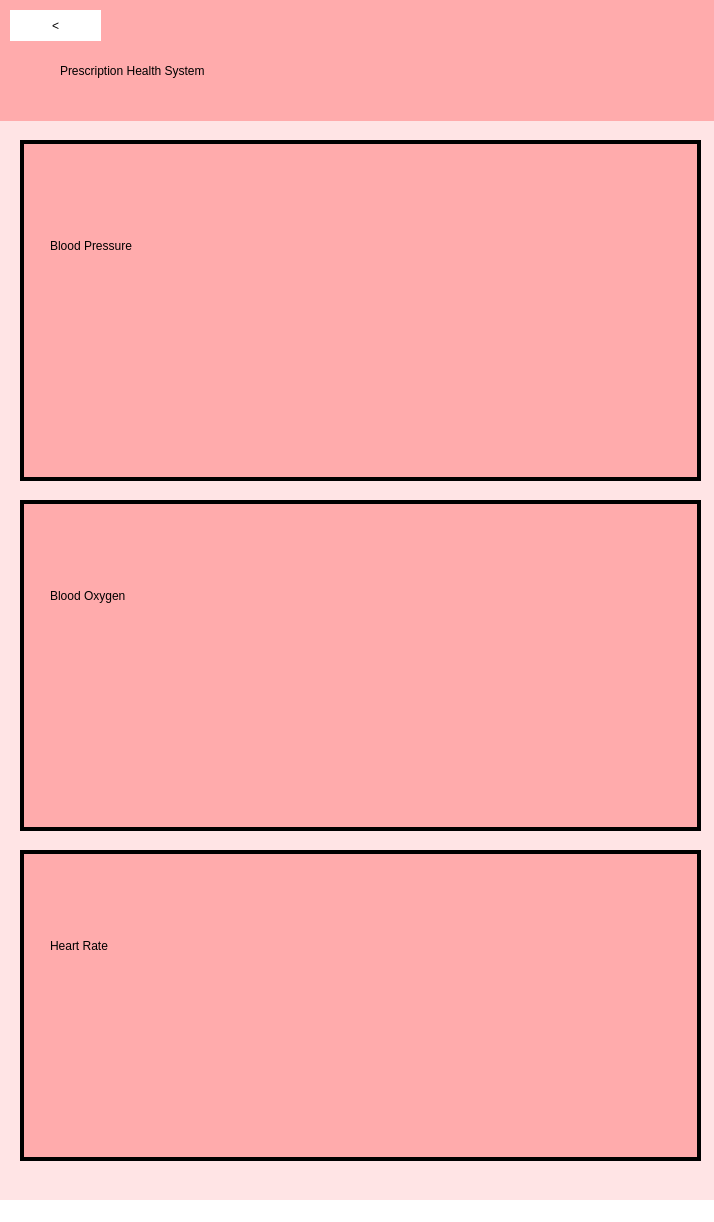
Above: UI/PHS_Heart_Health.ui from NaryanSambhi/CSCN72030---Sec3---Group2 before the change. Below: the same form after it.
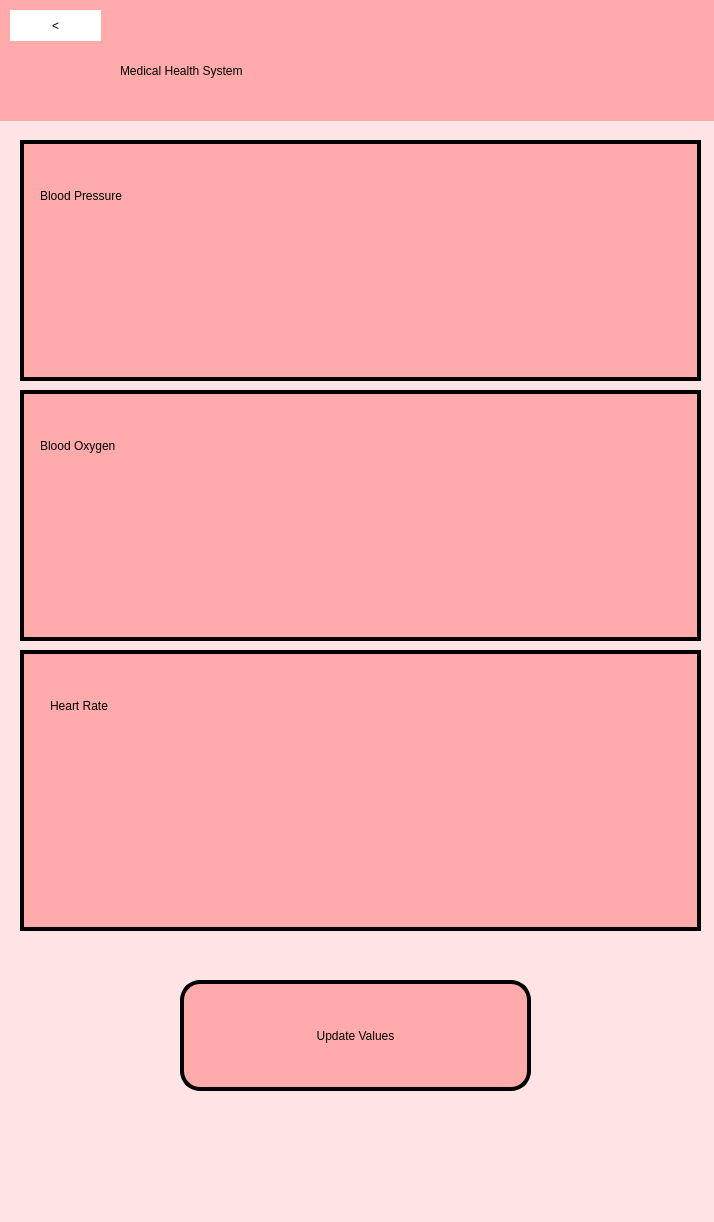
That is the form after the change. Icons and pictures are not drawn.

The edit to the form file:
```diff
--- a/UI/PHS_Heart_Health.ui
+++ b/UI/PHS_Heart_Health.ui
@@ -35,7 +35,7 @@
        <x>20</x>
        <y>170</y>
        <width>681</width>
-       <height>341</height>
+       <height>241</height>
       </rect>
      </property>
      <property name="styleSheet">
@@ -46,10 +46,10 @@
      <widget class="QLabel" name="bloodpressure">
       <property name="geometry">
        <rect>
-        <x>470</x>
-        <y>40</y>
-        <width>201</width>
-        <height>181</height>
+        <x>460</x>
+        <y>20</y>
+        <width>181</width>
+        <height>161</height>
        </rect>
       </property>
       <property name="styleSheet">
@@ -68,9 +68,9 @@
      <widget class="QLabel" name="label_6">
       <property name="geometry">
        <rect>
-        <x>30</x>
-        <y>70</y>
-        <width>251</width>
+        <x>20</x>
+        <y>20</y>
+        <width>401</width>
         <height>71</height>
        </rect>
       </property>
@@ -87,9 +87,9 @@
      <property name="geometry">
       <rect>
        <x>20</x>
-       <y>530</y>
+       <y>420</y>
        <width>681</width>
-       <height>331</height>
+       <height>251</height>
       </rect>
      </property>
      <property name="styleSheet">
@@ -100,9 +100,9 @@
      <widget class="QLabel" name="label_4">
       <property name="geometry">
        <rect>
-        <x>30</x>
-        <y>60</y>
-        <width>221</width>
+        <x>20</x>
+        <y>20</y>
+        <width>381</width>
         <height>71</height>
        </rect>
       </property>
@@ -141,9 +141,9 @@
      <property name="geometry">
       <rect>
        <x>20</x>
-       <y>880</y>
+       <y>680</y>
        <width>681</width>
-       <height>311</height>
+       <height>281</height>
       </rect>
      </property>
      <property name="styleSheet">
@@ -155,7 +155,7 @@
       <property name="geometry">
        <rect>
         <x>30</x>
-        <y>60</y>
+        <y>20</y>
         <width>311</width>
         <height>71</height>
        </rect>
@@ -204,27 +204,6 @@
       <string notr="true">background-color: rgb(255, 171, 172);
 </string>
      </property>
-     <widget class="QLabel" name="label">
-      <property name="geometry">
-       <rect>
-        <x>70</x>
-        <y>40</y>
-        <width>601</width>
-        <height>61</height>
-       </rect>
-      </property>
-      <property name="layoutDirection">
-       <enum>Qt::LeftToRight</enum>
-      </property>
-      <property name="styleSheet">
-       <string notr="true">font: 28pt &quot;MS Shell Dlg 2&quot;;
-text-align: center;
-border:0px;</string>
-      </property>
-      <property name="text">
-       <string>Prescription Health System</string>
-      </property>
-     </widget>
      <widget class="QPushButton" name="GoBack">
       <property name="geometry">
        <rect>
@@ -246,10 +225,50 @@
        <string>&lt;</string>
       </property>
      </widget>
+     <widget class="QLabel" name="label">
+      <property name="geometry">
+       <rect>
+        <x>130</x>
+        <y>40</y>
+        <width>541</width>
+        <height>61</height>
+       </rect>
+      </property>
+      <property name="layoutDirection">
+       <enum>Qt::LeftToRight</enum>
+      </property>
+      <property name="styleSheet">
+       <string notr="true">font: 28pt &quot;MS Shell Dlg 2&quot;;
+text-align: center;
+border:0px;</string>
+      </property>
+      <property name="text">
+       <string>Medical Health System</string>
+      </property>
+     </widget>
+    </widget>
+    <widget class="QPushButton" name="UpdateValues">
+     <property name="geometry">
+      <rect>
+       <x>180</x>
+       <y>1010</y>
+       <width>351</width>
+       <height>111</height>
+      </rect>
+     </property>
+     <property name="styleSheet">
+      <string notr="true">color: rgb(0, 0, 0);
+background-color: rgb(255, 171, 172);
+border: 4px solid black;
+border-radius:20px;
+font: 30pt &quot;Monospace&quot;;</string>
+     </property>
+     <property name="text">
+      <string>Update Values</string>
+     </property>
     </widget>
    </widget>
   </widget>
-  <widget class="QStatusBar" name="statusbar"/>
  </widget>
  <resources>
   <include location="Config.qrc"/>
```
